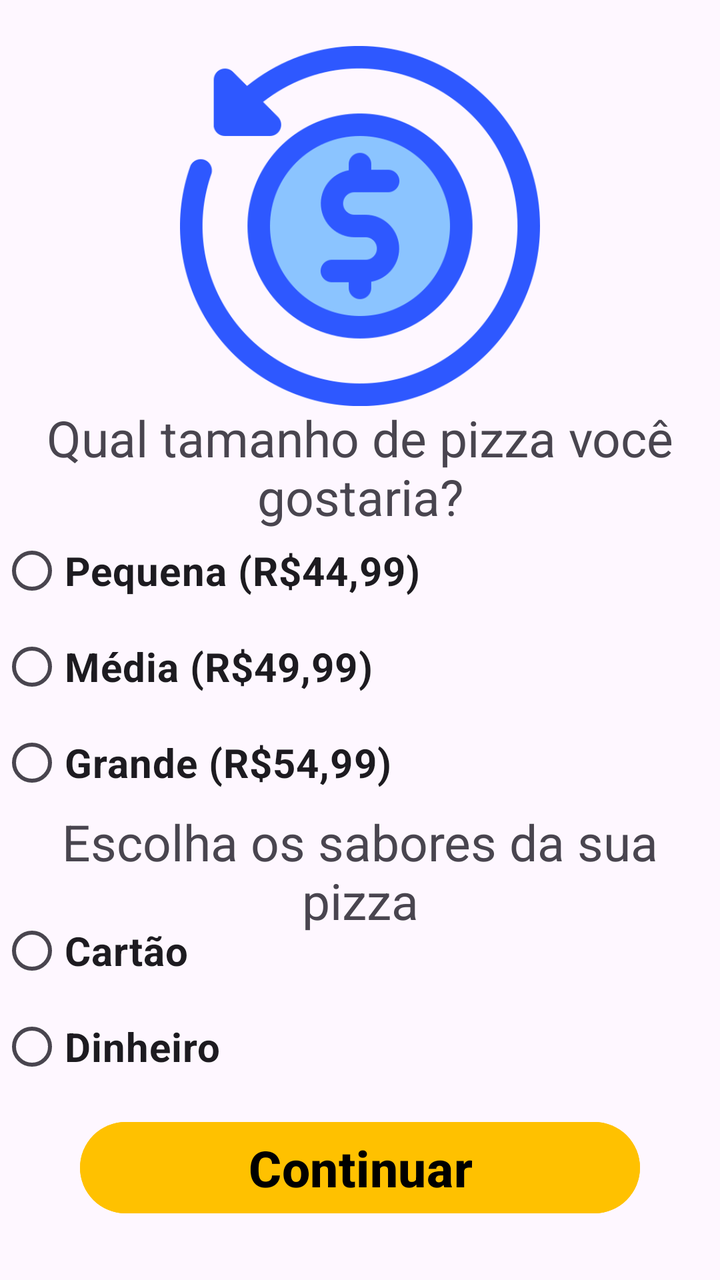
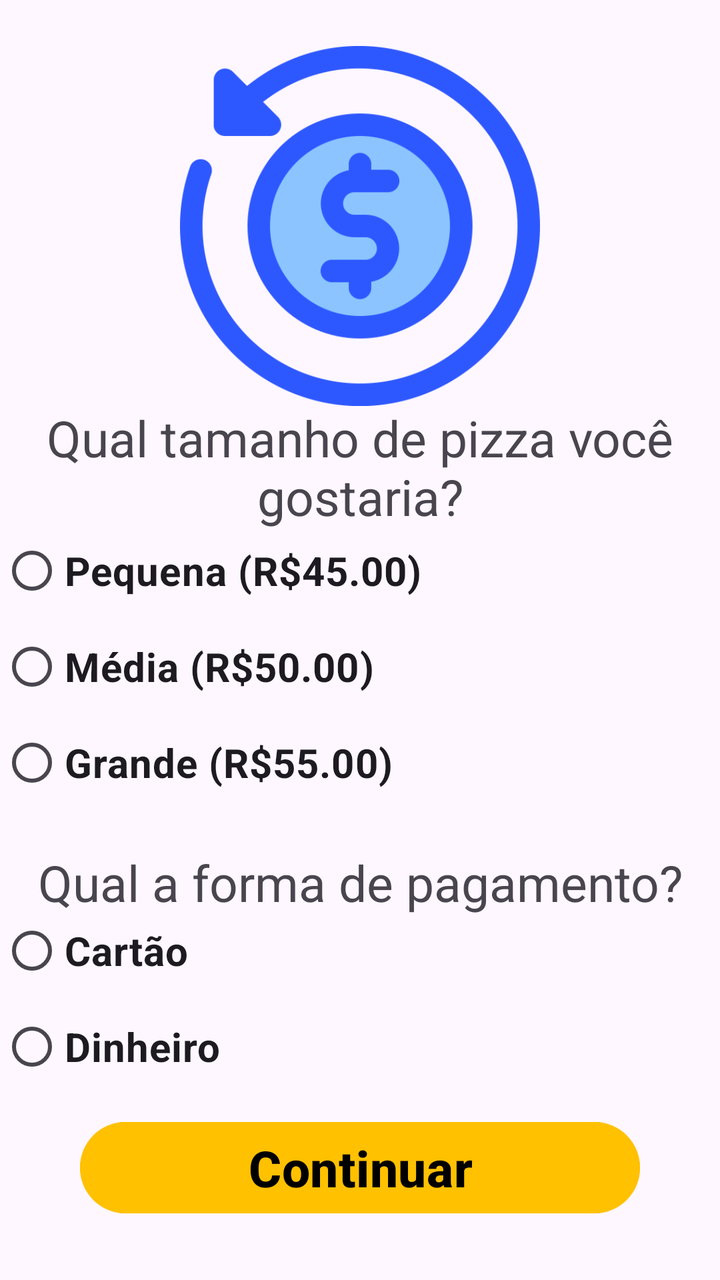

Screens rendered from an Android XML layout before and after an edit, with the pre-edit source and the edit as a unified diff.
<!-- AndroidManifest.xml: application theme Theme.Pizzaria -->
<!-- res/layout/activity_main2.xml -->
<?xml version="1.0" encoding="utf-8"?>
<androidx.constraintlayout.widget.ConstraintLayout xmlns:android="http://schemas.android.com/apk/res/android"
    xmlns:app="http://schemas.android.com/apk/res-auto"
    xmlns:tools="http://schemas.android.com/tools"
    android:id="@+id/main"
    android:layout_width="match_parent"
    android:layout_height="match_parent"
    tools:context=".MainActivity2">

    <Button
        android:id="@+id/btnContinuar2"
        android:layout_width="0dp"
        android:layout_height="wrap_content"
        android:layout_marginStart="40dp"
        android:layout_marginEnd="40dp"
        android:backgroundTint="@color/clrAmarelo"
        android:text="@string/appT1btnContinuar"
        android:textColor="@color/clrPreto"
        android:textSize="25sp"
        android:textStyle="bold"
        app:layout_constraintBottom_toBottomOf="parent"
        app:layout_constraintEnd_toEndOf="parent"
        app:layout_constraintHorizontal_bias="0.5"
        app:layout_constraintStart_toStartOf="parent"
        app:layout_constraintTop_toTopOf="parent"
        app:layout_constraintVertical_bias="0.95" />

    <TextView
        android:id="@+id/txtTamanho"
        android:layout_width="wrap_content"
        android:layout_height="wrap_content"
        android:text="@string/appT2txtTamanho"
        android:textSize="25sp"
        android:textAlignment="center"
        app:layout_constraintBottom_toBottomOf="parent"
        app:layout_constraintEnd_toEndOf="parent"
        app:layout_constraintHorizontal_bias="0.5"
        app:layout_constraintStart_toStartOf="parent"
        app:layout_constraintTop_toTopOf="parent"
        app:layout_constraintVertical_bias="0.35" />

    <TextView
        android:id="@+id/txtPagamento"
        android:layout_width="wrap_content"
        android:layout_height="wrap_content"
        android:text="@string/appT1txtSubtitulo"
        android:textSize="25sp"
        android:textAlignment="center"
        app:layout_constraintBottom_toBottomOf="parent"
        app:layout_constraintEnd_toEndOf="parent"
        app:layout_constraintHorizontal_bias="0.5"
        app:layout_constraintStart_toStartOf="parent"
        app:layout_constraintTop_toTopOf="parent"
        app:layout_constraintVertical_bias="0.7" />

    <ImageView
        android:id="@+id/imgLogo2"
        android:layout_width="180dp"
        android:layout_height="180dp"
        app:layout_constraintBottom_toBottomOf="parent"
        app:layout_constraintEnd_toEndOf="parent"
        app:layout_constraintHorizontal_bias="0.5"
        app:layout_constraintStart_toStartOf="parent"
        app:layout_constraintTop_toTopOf="parent"
        app:layout_constraintVertical_bias="0.05"
        app:srcCompat="@drawable/pagamentologo" />

    <RadioGroup
        android:layout_width="0dp"
        android:layout_height="165dp"
        app:layout_constraintBottom_toBottomOf="parent"
        app:layout_constraintEnd_toEndOf="parent"
        app:layout_constraintHorizontal_bias="0.0"
        app:layout_constraintStart_toStartOf="parent"
        app:layout_constraintTop_toTopOf="parent"
        app:layout_constraintVertical_bias="0.55">

        <RadioButton
            android:id="@+id/rbTamanho1"
            android:layout_width="match_parent"
            android:layout_height="wrap_content"
            android:text="@string/appT2rbTamanho1"
            android:textSize="20sp"
            android:textStyle="bold"/>

        <RadioButton
            android:id="@+id/rbTamanho2"
            android:layout_width="match_parent"
            android:layout_height="wrap_content"
            android:text="@string/appT2rbTamanho2"
            android:textSize="20sp"
            android:textStyle="bold"/>

        <RadioButton
            android:id="@+id/rbTamanho3"
            android:layout_width="match_parent"
            android:layout_height="wrap_content"
            android:text="@string/appT2rbTamanho3"
            android:textSize="20sp"
            android:textStyle="bold"/>

    </RadioGroup>

    <RadioGroup
        android:layout_width="408dp"
        android:layout_height="109dp"
        app:layout_constraintBottom_toBottomOf="parent"
        app:layout_constraintEnd_toEndOf="parent"
        app:layout_constraintHorizontal_bias="0.0"
        app:layout_constraintStart_toStartOf="parent"
        app:layout_constraintTop_toTopOf="parent"
        app:layout_constraintVertical_bias="0.85">

        <RadioButton
            android:id="@+id/rbPagamento1"
            android:layout_width="match_parent"
            android:layout_height="wrap_content"
            android:text="@string/appT2rbPagamento1"
            android:textSize="20sp"
            android:textStyle="bold" />

        <RadioButton
            android:id="@+id/rbPagamento2"
            android:layout_width="match_parent"
            android:layout_height="wrap_content"
            android:text="@string/appT2rbPagamento2"
            android:textSize="20sp"
            android:textStyle="bold" />


    </RadioGroup>
</androidx.constraintlayout.widget.ConstraintLayout>
<!-- resources referenced by this layout -->
<resources>
  <color name="clrAmarelo">#FFC100</color>
  <color name="clrPreto">#000000</color>
  <!-- drawable pagamentologo: png bitmap (drawable, 32965 bytes) -->
  <string name="appT1btnContinuar">Continuar</string>
  <string name="appT1txtSubtitulo">Escolha os sabores da sua pizza</string>
  <string name="appT2rbPagamento1">Cartão</string>
  <string name="appT2rbPagamento2">Dinheiro</string>
  <string name="appT2rbTamanho1">Pequena (R$44,99)</string>
  <string name="appT2rbTamanho2">Média (R$49,99)</string>
  <string name="appT2rbTamanho3">Grande (R$54,99)</string>
  <string name="appT2txtTamanho">Qual tamanho de pizza você gostaria?</string>
  <style name="Theme.Pizzaria" parent="Base.Theme.Pizzaria" />
  <style name="Base.Theme.Pizzaria" parent="Theme.Material3.DayNight.NoActionBar">
          
          
      </style>
</resources>

<!-- the commit's change to res/layout/activity_main2.xml (unified diff, before → after) -->
@@ -43,7 +43,7 @@
         android:id="@+id/txtPagamento"
         android:layout_width="wrap_content"
         android:layout_height="wrap_content"
-        android:text="@string/appT1txtSubtitulo"
+        android:text="@string/appT2txtPagamento"
         android:textSize="25sp"
         android:textAlignment="center"
         app:layout_constraintBottom_toBottomOf="parent"
<!-- resource entries referenced after the edit -->
@@ -4,12 +4,12 @@
   <color name="clrPreto">#000000</color>
   <!-- drawable pagamentologo: png bitmap (drawable, 32965 bytes) -->
   <string name="appT1btnContinuar">Continuar</string>
-  <string name="appT1txtSubtitulo">Escolha os sabores da sua pizza</string>
   <string name="appT2rbPagamento1">Cartão</string>
   <string name="appT2rbPagamento2">Dinheiro</string>
-  <string name="appT2rbTamanho1">Pequena (R$44,99)</string>
-  <string name="appT2rbTamanho2">Média (R$49,99)</string>
-  <string name="appT2rbTamanho3">Grande (R$54,99)</string>
+  <string name="appT2rbTamanho1">Pequena (R$45.00)</string>
+  <string name="appT2rbTamanho2">Média (R$50.00)</string>
+  <string name="appT2rbTamanho3">Grande (R$55.00)</string>
+  <string name="appT2txtPagamento">Qual a forma de pagamento?</string>
   <string name="appT2txtTamanho">Qual tamanho de pizza você gostaria?</string>
   <style name="Theme.Pizzaria" parent="Base.Theme.Pizzaria" />
   <style name="Base.Theme.Pizzaria" parent="Theme.Material3.DayNight.NoActionBar">
